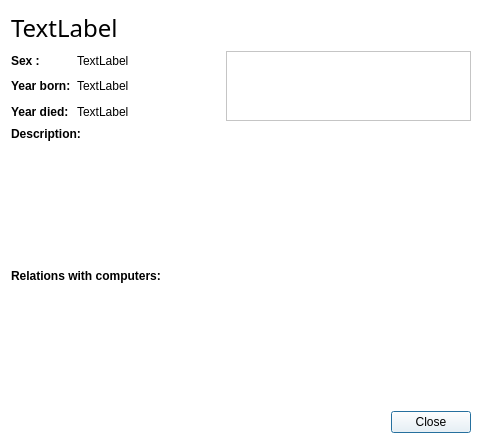
Qt form vika3/ui/moreinfopioneer.ui (hlynurstef/Verklegt-namskeid-1-vika-3) before a commit.
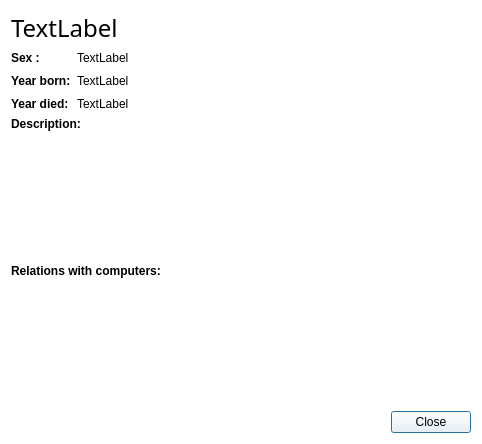
The same form after that commit. Icons and pictures are not drawn.

Commit message: image stuff for pio

Diff of the .ui file:
```diff
--- a/vika3/ui/moreinfopioneer.ui
+++ b/vika3/ui/moreinfopioneer.ui
@@ -102,34 +102,12 @@
        </property>
       </spacer>
      </item>
-     <item row="0" column="5" rowspan="3">
-      <widget class="QTextBrowser" name="textBrowser_image"/>
-     </item>
-     <item row="0" column="4" rowspan="3">
-      <spacer name="horizontalSpacer_3">
-       <property name="orientation">
-        <enum>Qt::Horizontal</enum>
-       </property>
-       <property name="sizeHint" stdset="0">
-        <size>
-         <width>40</width>
-         <height>20</height>
-        </size>
-       </property>
-      </spacer>
-     </item>
      <item row="0" column="3" rowspan="3">
-      <spacer name="horizontalSpacer_2">
-       <property name="orientation">
-        <enum>Qt::Horizontal</enum>
+      <widget class="QLabel" name="label_image">
+       <property name="text">
+        <string>                             </string>
        </property>
-       <property name="sizeHint" stdset="0">
-        <size>
-         <width>40</width>
-         <height>20</height>
-        </size>
-       </property>
-      </spacer>
+      </widget>
      </item>
     </layout>
    </item>
```
The commit also changes 6 other files.
